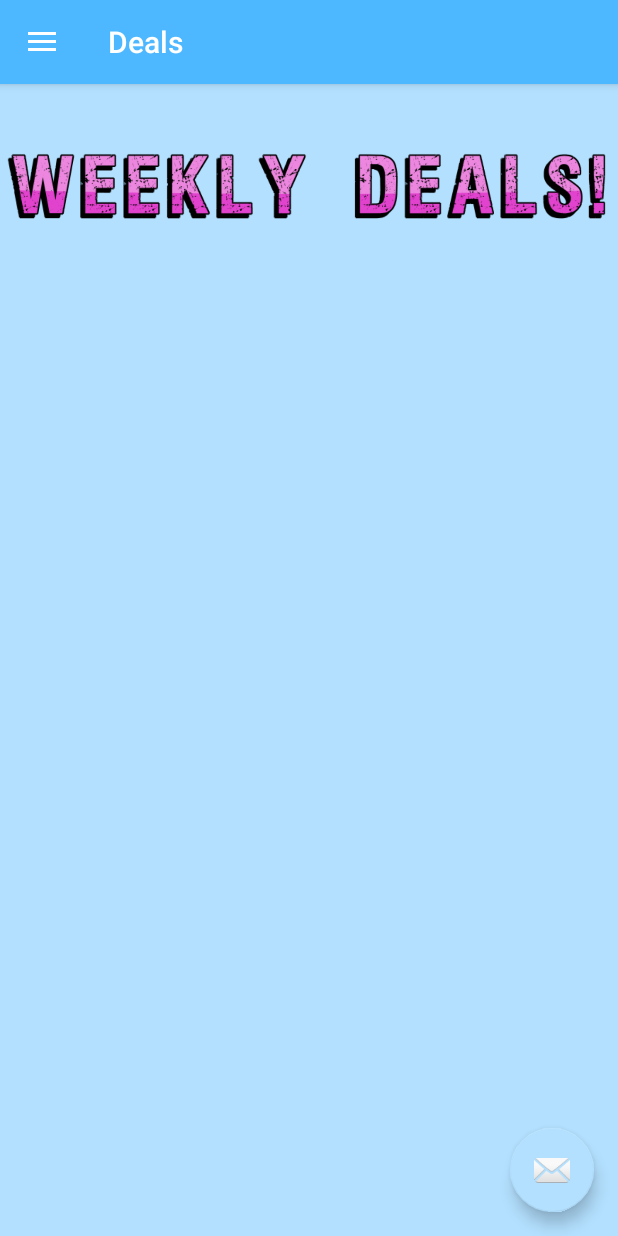
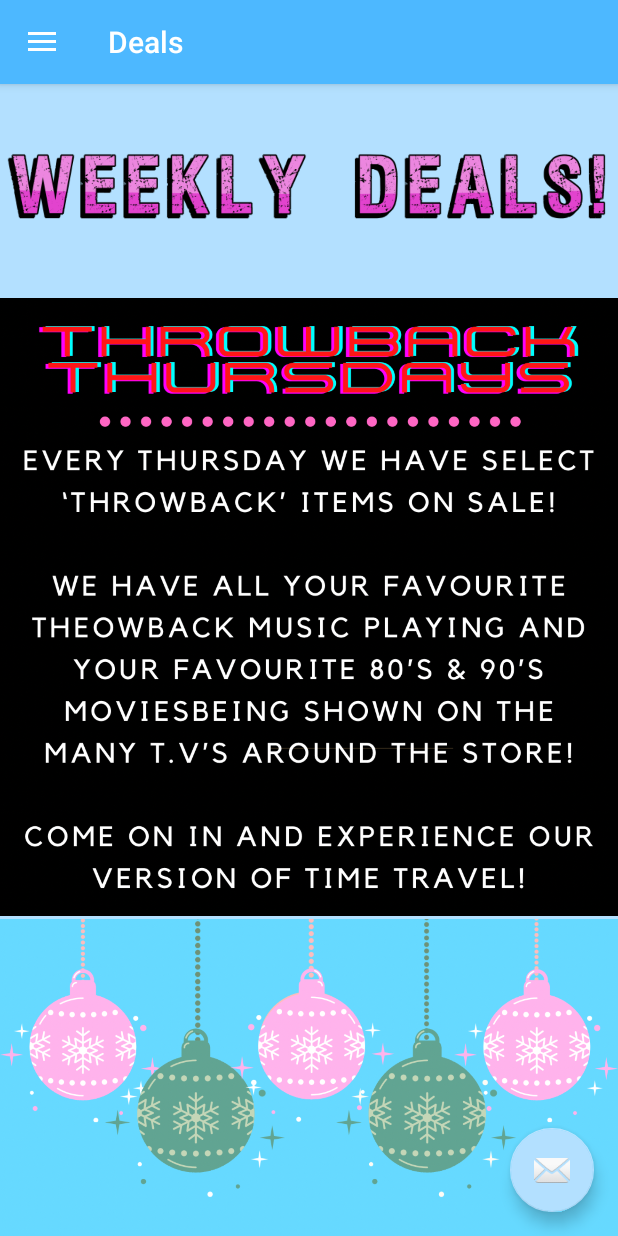
Before and after one commit to najiblitz/Android2FinalProject, an Android app: the screen it shows after launch (MainActivity), in the side drawer, after a tap on "Deals", on a phone screen of 412 x 824 dp. Run offline under Robolectric (Android 15) with nearby library versions, the phone set to English and light mode, and no system bars; our stand-ins replace navigation-ui.

Commit message:
Deals Page * Add custom recycler view to deals page * Add new images for deals to drawable * Add content to view

```diff
--- a/app/src/main/java/com/example/android2finalproject/AboutUsFragment.java
+++ b/app/src/main/java/com/example/android2finalproject/AboutUsFragment.java
@@ -76,7 +76,6 @@ public class AboutUsFragment extends Fragment {
         answer = view.findViewById(R.id.answer);
         ArrayList<AboutUsInfo> aboutUsInfoArrayList = new ArrayList<>();
 
-        //(getResources().getStringArray(R.array.questions))
         aboutUsInfoArrayList.add(new AboutUsInfo("" + getResources().getString(R.string.question1), "" + getResources().getString(R.string.answer1)));
         aboutUsInfoArrayList.add(new AboutUsInfo("" + getResources().getString(R.string.question2), "" + getResources().getString(R.string.answer2)));
         aboutUsInfoArrayList.add(new AboutUsInfo("" + getResources().getString(R.string.question3), "" + getResources().getString(R.string.answer3)));
--- a/app/src/main/java/com/example/android2finalproject/ContactFragment.java
+++ b/app/src/main/java/com/example/android2finalproject/ContactFragment.java
@@ -100,19 +100,24 @@ public class ContactFragment extends Fragment {
         });
 
         ImageButton instagramButton = view.findViewById(R.id.instagramButton);
-        instagramButton.setOnClickListener(new View.OnClickListener() {
-            @Override
-            public void onClick(View v) {
-
-            }
-        });
+//        instagramButton.setOnClickListener(new View.OnClickListener() {
+//            @Override
+//            public void onClick(View v) {
+////                Intent intent = new Intent(Intent.ACTION_, );
+////                if(intent.resolveActivity(getActivity().getPackageManager()) != null){
+////                    startActivity(intent);
+////                } else {
+////                    Snackbar.make(getView(), "No app installed", Snackbar.LENGTH_SHORT).show();
+////                }
+//            }
+//        });
 
         ImageButton phoneButton = view.findViewById(R.id.phoneButton);
         phoneButton.setOnClickListener(new View.OnClickListener() {
             @Override
             public void onClick(View v) {
                 Uri number = Uri.parse("tel:5195559090");
-                Intent intent = new Intent(Intent.ACTION_CALL, number);
+                Intent intent = new Intent(Intent.ACTION_DIAL, number);
                 if(intent.resolveActivity(getActivity().getPackageManager()) != null){
                     startActivity(intent);
                 } else {
--- /dev/null
+++ b/app/src/main/java/com/example/android2finalproject/CustomRecyclerViewAdapter.java
@@ -0,0 +1,53 @@
+package com.example.android2finalproject;
+
+import android.view.LayoutInflater;
+import android.view.View;
+import android.view.ViewGroup;
+import android.widget.ImageView;
+
+import androidx.annotation.NonNull;
+import androidx.recyclerview.widget.RecyclerView;
+
+import java.util.ArrayList;
+
+public class CustomRecyclerViewAdapter extends RecyclerView.Adapter<CustomRecyclerViewAdapter.CustomViewHolder> {
+
+    private ArrayList<Deals> deals;
+
+    public CustomRecyclerViewAdapter(ArrayList<Deals> deals) {
+        this.deals = deals;
+    }
+
+    @NonNull
+    @Override
+    public CustomViewHolder onCreateViewHolder(@NonNull ViewGroup parent, int viewType) {
+        View view = LayoutInflater.from(parent.getContext()).inflate(R.layout.recyclerview,null);
+        return new CustomViewHolder(view);
+    }
+
+    @Override
+    public void onBindViewHolder(@NonNull CustomViewHolder holder, int position) {
+        Deals deals = this.deals.get(position);
+        holder.poster.setImageResource(deals.getPoster());
+    }
+
+    @Override
+    public int getItemCount() {
+        if (deals != null) {
+            return deals.size();
+        }
+        return 0;
+    }
+
+    class CustomViewHolder extends RecyclerView.ViewHolder {
+        protected ImageView poster;
+
+        public CustomViewHolder(@NonNull View itemView) {
+            super(itemView);
+            this.poster = itemView.findViewById(R.id.poster);
+
+        }
+
+
+    }
+}
--- /dev/null
+++ b/app/src/main/java/com/example/android2finalproject/Deals.java
@@ -0,0 +1,27 @@
+package com.example.android2finalproject;
+
+public class Deals {
+    private int poster;
+
+
+    public Deals(int poster) {
+        this.poster = poster;
+
+    }
+    public int getPoster() {
+        return poster;
+    }
+
+    public void setPoster(int poster) {
+        this.poster = poster;
+    }
+
+
+
+        @Override
+        public String toString() {
+            return "Deals{" +
+                    "poster=" + poster +
+                    '}';
+        }
+    }
--- a/app/src/main/java/com/example/android2finalproject/DealsFragment.java
+++ b/app/src/main/java/com/example/android2finalproject/DealsFragment.java
@@ -3,10 +3,14 @@ package com.example.android2finalproject;
 import android.os.Bundle;
 
 import androidx.fragment.app.Fragment;
+import androidx.recyclerview.widget.LinearLayoutManager;
+import androidx.recyclerview.widget.RecyclerView;
 
 import android.view.LayoutInflater;
 import android.view.View;
 import android.view.ViewGroup;
+
+import java.util.ArrayList;
 
 /**
  * A simple {@link Fragment} subclass.
@@ -59,6 +63,21 @@ public class DealsFragment extends Fragment {
     public View onCreateView(LayoutInflater inflater, ViewGroup container,
                              Bundle savedInstanceState) {
         // Inflate the layout for this fragment
-        return inflater.inflate(R.layout.fragment_deals, container, false);
+        View view = inflater.inflate(R.layout.fragment_deals, container, false);
+        RecyclerView recyclerView = view.findViewById(R.id.recycler);
+        ArrayList<Deals> deals = new ArrayList<>();
+
+        deals.add(new Deals(R.drawable.throwback));
+        deals.add(new Deals(R.drawable.jacket));
+        deals.add(new Deals(R.drawable.jewellery));
+        deals.add(new Deals(R.drawable.throwback));
+        deals.add(new Deals(R.drawable.holiday));
+
+
+        recyclerView.setLayoutManager(new LinearLayoutManager(getContext()));
+        recyclerView.setAdapter(new CustomRecyclerViewAdapter(deals));
+
+
+        return view;
     }
 }
--- a/app/src/main/java/com/example/android2finalproject/ViewPagerFragment.java
+++ b/app/src/main/java/com/example/android2finalproject/ViewPagerFragment.java
@@ -66,7 +66,6 @@ public class ViewPagerFragment extends Fragment {
             info.setText(mParam1);
             ImageView picture = view.findViewById(R.id.image);
             picture.setImageResource(mParam2);
-
         }
         return view;
     }
--- a/app/src/main/java/com/example/android2finalproject/WhatsNewFragment.java
+++ b/app/src/main/java/com/example/android2finalproject/WhatsNewFragment.java
@@ -88,7 +88,7 @@ public class WhatsNewFragment extends Fragment {
 
         @Override
         public int getCount() {
-            return Integer.MAX_VALUE;
+            return 3;
         }
     }
 }
--- a/app/src/main/res/layout/fragment_about_us.xml
+++ b/app/src/main/res/layout/fragment_about_us.xml
@@ -11,8 +11,15 @@
     <ImageView
         android:id="@+id/aboutUsTitle"
         android:layout_width="match_parent"
-        android:layout_height="wrap_content"
+        android:layout_height="106dp"
         android:src="@drawable/aboutus" />
+
+    <ImageView
+        android:id="@+id/aboutUsImage"
+        android:layout_width="match_parent"
+        android:layout_height="148dp"
+        android:scaleType="fitXY"
+        android:src="@drawable/womensclothing" />
 
     <ListView
         android:layout_width="match_parent"
--- a/app/src/main/res/layout/fragment_deals.xml
+++ b/app/src/main/res/layout/fragment_deals.xml
@@ -14,4 +14,10 @@
         android:layout_height="wrap_content"
         android:src="@drawable/weeklydeals" />
 
+    <androidx.recyclerview.widget.RecyclerView
+        android:id="@+id/recycler"
+        android:layout_width="match_parent"
+        android:layout_height="wrap_content" />
+
+
 </LinearLayout>
--- /dev/null
+++ b/app/src/main/res/layout/recyclerview.xml
@@ -0,0 +1,18 @@
+<?xml version="1.0" encoding="utf-8"?>
+<LinearLayout xmlns:android="http://schemas.android.com/apk/res/android"
+    xmlns:tools="http://schemas.android.com/tools"
+    android:layout_width="match_parent"
+    android:layout_height="match_parent"
+    android:elevation="0dp"
+    android:background="@color/colorAccent"
+    android:orientation="vertical">
+
+
+    <ImageView
+        android:id="@+id/poster"
+        android:layout_width="wrap_content"
+        android:layout_height="414dp"
+        android:layout_weight="0"
+        tools:srcCompat="@drawable/holiday" />
+
+</LinearLayout>
```
Also changed, not shown: app/src/main/res/drawable/chirstmas.PNG (added), app/src/main/res/drawable/holiday.PNG (added), app/src/main/res/drawable/jacket.PNG (added), app/src/main/res/drawable/throwback.PNG (added), app/src/main/res/drawable/womensclothing.jpg (added), 1 other file.
